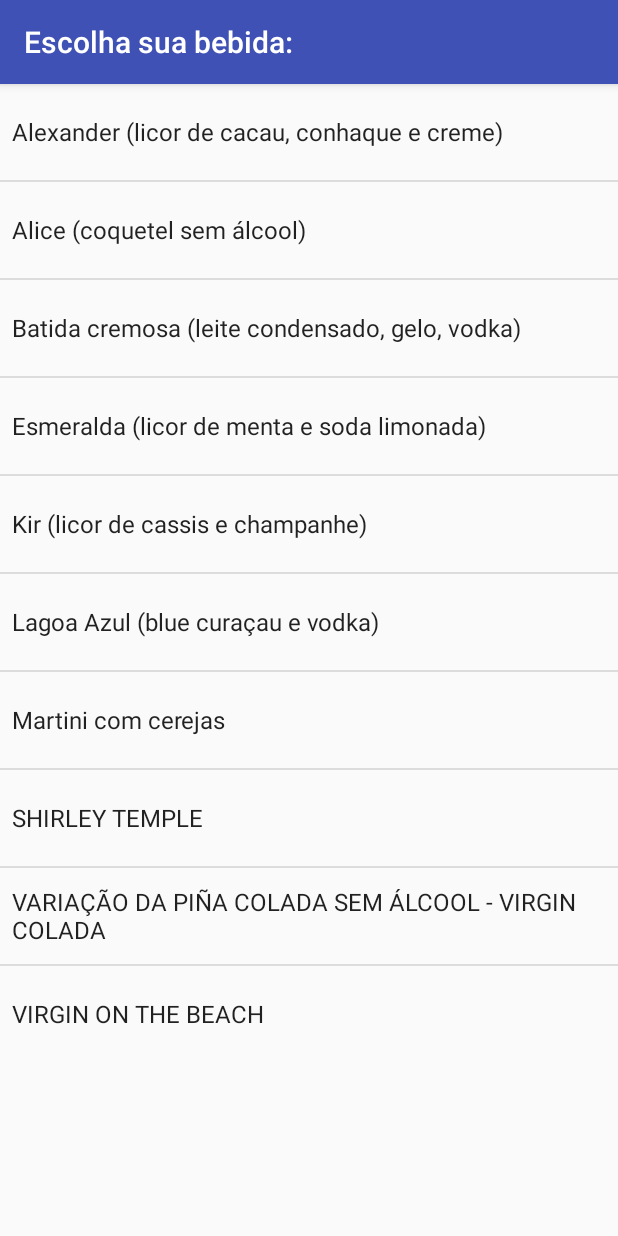
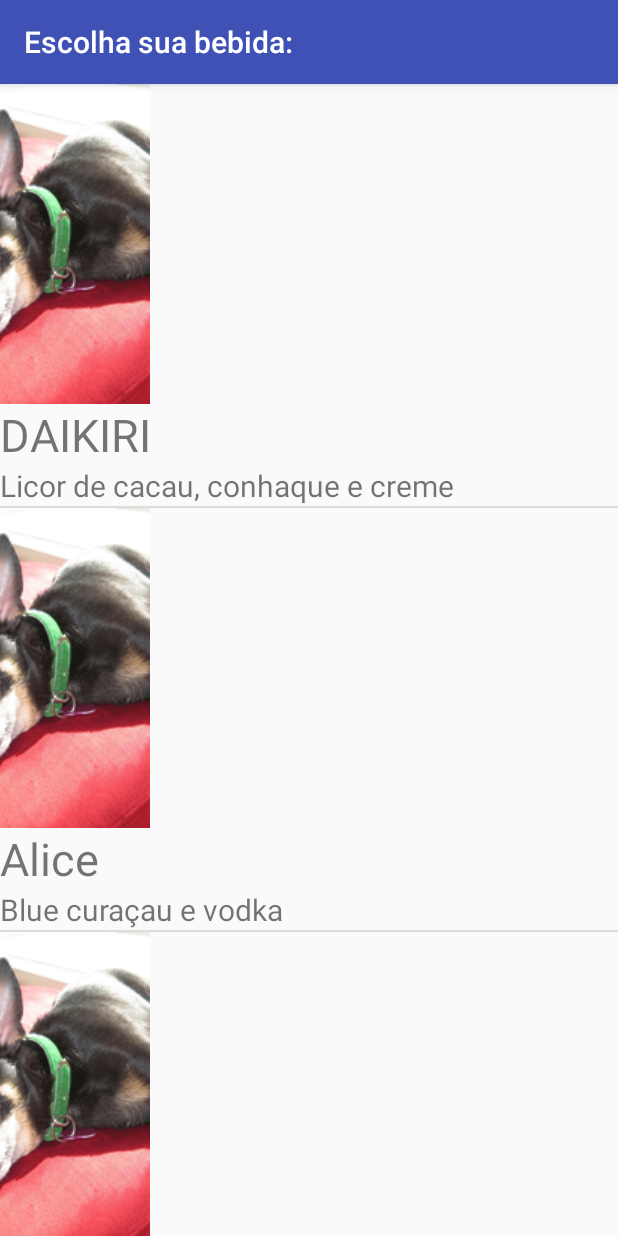
Before and after one commit to GennerDiego/drinknow, an Android app: the screen it shows after launch (DrinksActivity), on a phone screen of 412 x 824 dp. Run offline under Robolectric (Android 15) with nearby library versions, the phone set to English and light mode, and no system bars.

```diff
--- /dev/null
+++ b/app/src/main/java/br/com/guimaraescosta/drinknow/CustomGrid.java
@@ -0,0 +1,67 @@
+package br.com.guimaraescosta.drinknow;
+
+import android.app.Activity;
+import android.content.Context;
+import android.text.Layout;
+import android.view.LayoutInflater;
+import android.view.View;
+import android.view.ViewGroup;
+import android.widget.BaseAdapter;
+import android.widget.ImageView;
+import android.widget.TextView;
+
+import java.util.List;
+
+/**
+ * Created by jguimara on 21/01/2018.
+ */
+
+public class CustomGrid extends BaseAdapter{
+
+    private final List<Drinks> drinks;
+    private final Activity act;
+
+    public CustomGrid(List<Drinks> drinks, Activity act) {
+        this.drinks = drinks;
+        this.act = act;
+    }
+
+    @Override
+    public int getCount() {
+        return drinks.size();
+    }
+
+    @Override
+    public Object getItem(int position) {
+        return drinks.get(position);
+    }
+
+    @Override
+    public long getItemId(int position) {
+        return 0;
+    }
+
+
+    @Override
+    public View getView(int position, View convertView, ViewGroup parent) {
+        View view = act.getLayoutInflater().inflate(R.layout.activity_drinks, parent, false);
+
+        Drinks drink = drinks.get(position);
+
+        TextView nome = view.findViewById(R.id.drink_name);
+        TextView descricao = view.findViewById(R.id.drink_description);
+        ImageView imagem = view.findViewById(R.id.drink_image);
+
+        nome.setText(drink.getName());
+        descricao.setText(drink.getDescription());
+
+        imagem.setImageResource(R.drawable.sample_1);
+        imagem.setScaleType(ImageView.ScaleType.CENTER_CROP);
+
+        if(nome.equals("DAIKIRI")) {
+            imagem.setImageResource(R.drawable.sample_0);
+        }
+
+        return view;
+    }
+}
--- /dev/null
+++ b/app/src/main/java/br/com/guimaraescosta/drinknow/Drinks.java
@@ -0,0 +1,44 @@
+package br.com.guimaraescosta.drinknow;
+
+/**
+ * Created by jguimara on 21/01/2018.
+ */
+
+public class Drinks {
+
+    private String name;
+    private String description;
+    private int quantity;
+
+
+    public Drinks(String nome, String descricao) {
+        this.name = nome;
+        this.description = descricao;
+        //this.quantity = quantidade;
+
+    }
+
+    public String getName() {
+        return name;
+    }
+
+    public void setName(String name) {
+        this.name = name;
+    }
+
+    public String getDescription() {
+        return description;
+    }
+
+    public void setDescription(String description) {
+        this.description = description;
+    }
+
+    public int getQuantity() {
+        return quantity;
+    }
+
+    public void setQuantity(int quantity) {
+        this.quantity = quantity;
+    }
+}
--- a/app/src/main/java/br/com/guimaraescosta/drinknow/DrinksActivity.java
+++ b/app/src/main/java/br/com/guimaraescosta/drinknow/DrinksActivity.java
@@ -1,20 +1,31 @@
 package br.com.guimaraescosta.drinknow;
 
+import android.os.Bundle;
 import android.support.v7.app.AppCompatActivity;
-import android.os.Bundle;
-import android.widget.ArrayAdapter;
 import android.widget.ListView;
 
+import java.util.ArrayList;
+import java.util.Arrays;
+import java.util.List;
+
 public class DrinksActivity extends AppCompatActivity {
-
     @Override
     protected void onCreate(Bundle savedInstanceState) {
         super.onCreate(savedInstanceState);
         setContentView(R.layout.activity_drinks);
 
-        String [] drinks = {"Alexander (licor de cacau, conhaque e creme)","Alice (coquetel sem álcool)","Batida cremosa (leite condensado, gelo, vodka)","Esmeralda (licor de menta e soda limonada)","Kir (licor de cassis e champanhe)","Lagoa Azul (blue curaçau e vodka)","Martini com cerejas","SHIRLEY TEMPLE", "VARIAÇÃO DA PIÑA COLADA SEM ÁLCOOL - VIRGIN COLADA", "VIRGIN ON THE BEACH"};
-        ListView drinks_list = findViewById(R.id.drinks_list);
-        ArrayAdapter<String> drinksArray = new ArrayAdapter<String>(this, android.R.layout.simple_selectable_list_item,drinks);
-        drinks_list.setAdapter(drinksArray);
+        ListView lista = findViewById(R.id.drinks_list);
+        List<Drinks> drinks = allDrinks();
+        CustomGrid adapter = new CustomGrid(drinks, this);
+        lista.setAdapter(adapter);
+    }
+
+    private List<Drinks> allDrinks() {
+        return new ArrayList<>(Arrays.asList(
+                new Drinks("DAIKIRI", "Licor de cacau, conhaque e creme"),
+                new Drinks("Alice", "Blue curaçau e vodka"),
+                new Drinks("Lagoa Azul","blue curaçau e vodka" )));
+
+
     }
 }
--- a/app/src/main/res/layout/activity_drinks.xml
+++ b/app/src/main/res/layout/activity_drinks.xml
@@ -9,7 +9,41 @@
 
     <ListView
         android:layout_width="match_parent"
-        android:layout_height="wrap_content"
-        android:id="@+id/drinks-list" ></ListView>
+        android:layout_height="match_parent"
+        android:columnWidth="90dp"
+        android:numColumns="auto_fit"
+        android:verticalSpacing="10dp"
+        android:horizontalSpacing="10dp"
+        android:stretchMode="columnWidth"
+        android:gravity="center"
+        android:id="@+id/drinks-list" />
+
+    <ImageView
+        android:id="@+id/drink_image"
+        android:layout_width="100dp"
+        android:layout_height="match_parent" />
+
+    <LinearLayout
+        android:layout_width="wrap_content"
+        android:layout_height="match_parent"
+        android:orientation="vertical">
+
+        <TextView
+            android:id="@+id/drink_name"
+            android:layout_width="match_parent"
+            android:layout_height="wrap_content"
+            android:text="Name"
+            android:textSize="30dp" />
+
+        <TextView
+            android:id="@+id/drink_description"
+            android:layout_width="match_parent"
+            android:layout_height="wrap_content"
+            android:text="Description"
+            android:textSize="20dp" />
+
+    </LinearLayout>
+
+
 
 </LinearLayout>
```
Also changed, not shown: app/src/main/res/drawable/sample_0.jpg (added), app/src/main/res/drawable/sample_1.jpg (added).
